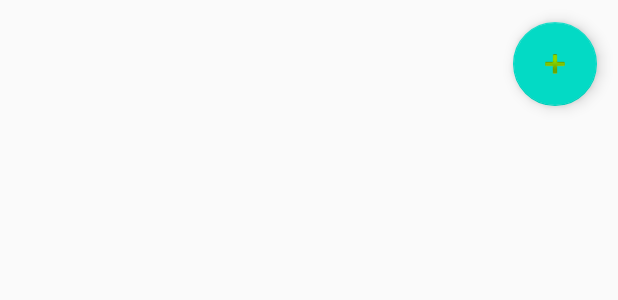
After one commit to ngalinski/mobileapps, an Android app: the layout activity_link.xml on its own in the app's theme, with its tools: preview values and no code run, on a phone screen of 412 x 824 dp. The commit adds this screen. Shown: the top 300 px of the screen. Run offline under Robolectric (Android 15) with nearby library versions, the phone set to English and light mode, and no system bars.

Commit message:
removed check box from item/adapter, added activity link xml

```diff
--- /dev/null
+++ b/A1/app/src/main/res/layout/activity_link.xml
@@ -0,0 +1,30 @@
+<?xml version="1.0" encoding="utf-8"?>
+<androidx.constraintlayout.widget.ConstraintLayout xmlns:android="http://schemas.android.com/apk/res/android"
+    xmlns:app="http://schemas.android.com/apk/res-auto"
+    xmlns:tools="http://schemas.android.com/tools"
+    android:layout_width="match_parent"
+    android:layout_height="match_parent"
+    tools:context=".LinkCollectorFragment">
+
+    <androidx.recyclerview.widget.RecyclerView
+        android:id="@+id/links_rv"
+        android:layout_width="match_parent"
+        android:layout_height="match_parent"
+        android:padding="3dp" />
+
+    <com.google.android.material.floatingactionbutton.FloatingActionButton
+        android:id="@+id/add_link_float_btn"
+        android:layout_width="wrap_content"
+        android:layout_height="wrap_content"
+        android:clickable="true"
+        android:onClick="linkCollectorOnClick"
+        android:background="@android:color/black"
+        android:textColor="@android:color/white"
+        app:layout_constraintBottom_toTopOf="@+id/links_rv"
+        app:layout_constraintEnd_toStartOf="@+id/links_rv"
+        app:layout_constraintStart_toEndOf="@+id/links_rv"
+        app:layout_constraintTop_toBottomOf="@+id/links_rv"
+        app:layout_constraintHorizontal_bias="0.15"
+        app:layout_constraintVertical_bias="0.92"
+        app:srcCompat="@android:drawable/ic_input_add" />
+</androidx.constraintlayout.widget.ConstraintLayout>
```
Also changed, not shown: A1/app/src/main/java/edu/neu/madcourse/numad20f_nicholasgalinski/LinkAdapter.java (+0 -16 lines), A1/app/src/main/java/edu/neu/madcourse/numad20f_nicholasgalinski/LinkItem.java (+1 -27 lines).
